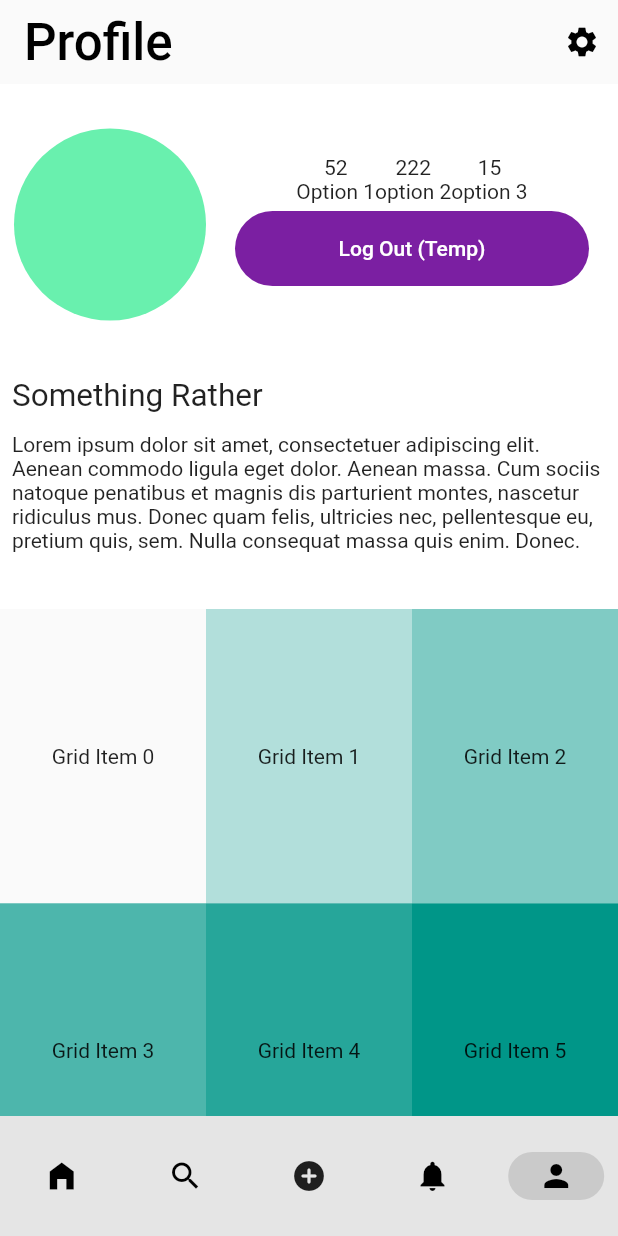
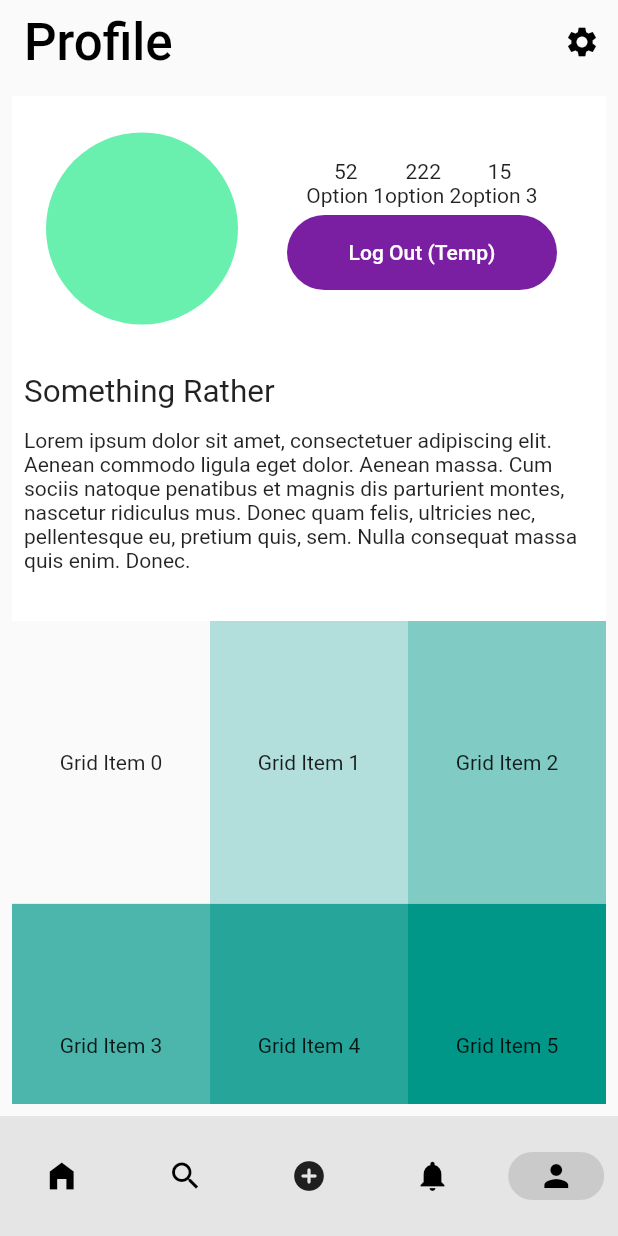
Before and after one commit to atomich26/intouch-flutter, a Flutter app: the screen it shows once a user with an empty profile is signed in, item 4 of the bottom bar chosen, after a tap on the "add circle" icon, on a phone screen of 412 x 824 dp. Run offline on Flutter 3.47's test engine with Material 2 defaults, Android fonts, the phone set to English and light mode, and no system bars; our stand-ins replace cloud_firestore, cloud_functions, firebase_auth, firebase_core, firebase_storage, flutter_spinkit and 1 more; accounts and stored records are empty; network calls fail; Roboto replaces fonts that are missing (righteous).

```diff
--- a/intouch/lib/intouch_widgets/category_empty.dart
+++ b/intouch/lib/intouch_widgets/category_empty.dart
@@ -19,9 +19,7 @@ Padding CategoryEmpty() {
                       borderRadius: BorderRadius.only(
                         topLeft: Radius.circular(10.0),
                         topRight: Radius.circular(10.0)),
-                      image: DecorationImage(
-                          image:const AssetImage("assets/images/intouch-default.png"),
-                          fit: BoxFit.cover,)
+                        color: Colors.white30
                   ),
               ),
           ),
--- a/intouch/lib/intouch_widgets/event_card.dart
+++ b/intouch/lib/intouch_widgets/event_card.dart
@@ -9,7 +9,6 @@ class EventCard extends StatelessWidget {
   String image;
   DateTime date;
   String city;
-
 
   EventCard({
     super.key,
@@ -23,8 +22,6 @@ class EventCard extends StatelessWidget {
   @override
   Widget build(BuildContext context) {
     return SizedBox(
-      height: 320,
-      width: double.maxFinite,
       child: Padding(
         padding: const EdgeInsets.symmetric(horizontal: 4.0, vertical: 4.0),
         child: Card(
--- a/intouch/lib/screens/home/home.dart
+++ b/intouch/lib/screens/home/home.dart
@@ -45,7 +45,7 @@ class _HomeState extends State<Home> {
             return PageView(
               controller: controller,
               children: <Widget>[
-                Feed(),
+                Feed(categories: categories.data,),
                 Search(categories: categories.data),
                 Notifications(),
                 Profile(),
@@ -78,7 +78,7 @@ class _HomeState extends State<Home> {
             ),
           IconButton(
             onPressed: (){
-              getCategories();
+              EventForm();
             },
             icon: Icon(Icons.add_circle_rounded)
             ),
--- a/intouch/lib/screens/home/pages/feed.dart
+++ b/intouch/lib/screens/home/pages/feed.dart
@@ -1,32 +1,62 @@
 import 'package:flutter/material.dart';
 import 'package:intouch/intouch_widgets/event_card.dart';
+import 'package:intouch/intouch_widgets/feed_box.dart';
 import 'package:intouch/intouch_widgets/intouch_widgets.dart';
 import 'package:intouch/intouch_widgets/post_circle.dart';
 
-class Feed extends StatelessWidget {
-  const Feed({super.key});
+import '../../../intouch_widgets/category_empty.dart';
+import '../../../models/category.dart';
+
+class Feed extends StatefulWidget {
+  Feed({
+    super.key,
+    this.categories});
+
+  List<Category>? categories;
+
+  @override
+  State<Feed> createState() => _FeedState();
+}
+
+class _FeedState extends State<Feed> with AutomaticKeepAliveClientMixin {
+  bool get wantKeepAlive => true;
   final String title = 'Feed';
 
-  void initState()
-    {
-      print('Feed fuction ran');
-    }
-
-
-
+ @override
+  void initState() {
+    super.initState();
+  }
 
   @override
   Widget build(BuildContext context) {
+    super.build(context);
+    if(widget.categories != null){
     return Scaffold(
-      appBar: inTouchAppBar(context, '$this'),
-      body: CustomScrollView(
-        slivers: [
-
-        ],
-      )
-
-
-    );
-
+        appBar: inTouchAppBar(context, '$title'),
+        body:
+            GridView.builder(
+              gridDelegate: SliverGridDelegateWithFixedCrossAxisCount(
+                crossAxisCount: 1,
+                childAspectRatio: 1),
+              itemBuilder: (context, i){
+                return FeedBox(
+                  context: context,
+                  category: widget.categories![i],
+                  );
+              },
+              itemCount: widget.categories!.length)
+      );}
+    else return Scaffold(
+        appBar: inTouchAppBar(context, '$title'),
+        body:
+            GridView.builder(
+              gridDelegate: SliverGridDelegateWithFixedCrossAxisCount(
+                crossAxisCount: 1,
+                childAspectRatio: 1),
+              itemBuilder: (context, i){
+                return CategoryEmpty();
+              },
+              itemCount: 15)
+      );
   }
 }
--- a/intouch/lib/screens/home/pages/profile.dart
+++ b/intouch/lib/screens/home/pages/profile.dart
@@ -29,7 +29,9 @@ class _ProfileState extends State<Profile> {
   Widget build(BuildContext context) {
     return Scaffold(
         appBar: inTouchAppBar(context, '$title'),
-            body: CustomScrollView (
+            body: Container(
+              margin: EdgeInsets.all(8.0),
+              child: CustomScrollView (
                 slivers:<Widget>[
                   SliverAppBar(
                     backgroundColor: Colors.white,
@@ -76,7 +78,7 @@ class _ProfileState extends State<Profile> {
                                         Row(
                                           children: [
                                             Container(
-                                            width: 256.0,
+                                              constraints: BoxConstraints(maxWidth: 200.0),
                                                   child: InTouchLongButton(context, 'Log Out (Temp)', null, true, () async {
                                                     await _auth.signOut()
                                                     .then((result){
@@ -127,6 +129,7 @@ class _ProfileState extends State<Profile> {
                     ),
                   ),
                 ]
+              ),
             )
           );
         }
--- a/intouch/pubspec.yaml
+++ b/intouch/pubspec.yaml
@@ -21,6 +21,7 @@ dependencies:
   intl: ^0.18.0
   http: ^1.1.0
   firebase_storage: ^11.4.1
+  cached_network_image: ^3.3.0
 
 
 
```
Also changed, not shown: intouch/lib/intouch_widgets/category_box.dart (+12 -5 lines), intouch/lib/intouch_widgets/feed_box.dart (added, +114 -0 lines), intouch/lib/screens/home/pages/event_page.dart (added, +125 -0 lines), intouch/lib/screens/home/pages/event.dart (deleted), intouch/pubspec.lock, 1 other file. Lines whose indentation alone changed are shown as unchanged.
